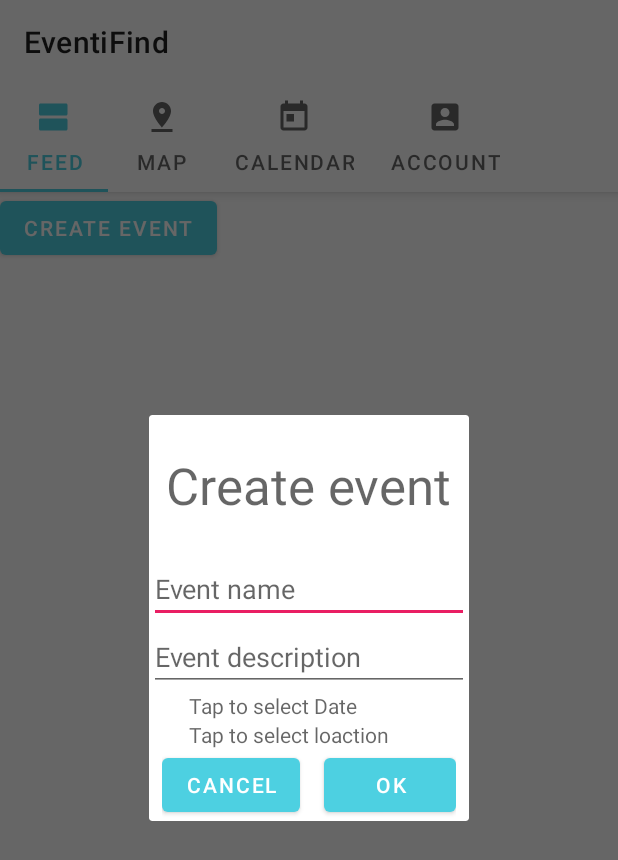
After one commit to BogdanDinescu/EventiFind, an Android app: the fragment EventDialog placed in its activity, on a phone screen of 412 x 824 dp. The commit adds this screen. Shown: the top 860 px of the screen. Run offline under Robolectric (Android 15) with nearby library versions, the light colour scheme and no system bars.

Commit message:
Database functional, added feature: creating event
Creating event cannot add location yet, its work in progress

```diff
--- a/app/build.gradle
+++ b/app/build.gradle
@@ -29,7 +29,9 @@ dependencies {
     androidTestImplementation 'androidx.test.ext:junit:1.1.0'
     androidTestImplementation 'androidx.test.espresso:espresso-core:3.1.1'
     implementation 'com.google.android.material:material:1.2.0-alpha03'
+    implementation 'com.google.firebase:firebase-database:19.2.1'
     implementation 'com.google.firebase:firebase-auth:19.2.0'
     implementation 'com.google.firebase:firebase-firestore:21.4.1'
     implementation 'com.google.android.gms:play-services-auth:17.0.0'
+    implementation 'com.google.android.gms:play-services-maps:17.0.0'
 }
--- a/app/src/main/AndroidManifest.xml
+++ b/app/src/main/AndroidManifest.xml
@@ -1,6 +1,10 @@
 <?xml version="1.0" encoding="utf-8"?>
 <manifest xmlns:android="http://schemas.android.com/apk/res/android"
     package="com.example.eventifind">
+
+    <uses-permission android:name="android.permission.INTERNET"/>
+    <uses-permission android:name="android.permission.ACCESS_FINE_LOCATION"/>
+    <uses-permission android:name="android.permission.ACCESS_COARSE_LOCATION"/>
 
     <application
         android:allowBackup="true"
@@ -9,6 +13,7 @@
         android:roundIcon="@mipmap/ic_launcher"
         android:supportsRtl="true"
         android:theme="@style/AppTheme">
+
         <activity android:name=".LoginActivity">
             <intent-filter>
                 <action android:name="android.intent.action.MAIN" />
--- /dev/null
+++ b/app/src/main/java/com/example/eventifind/EventDialog.java
@@ -0,0 +1,112 @@
+package com.example.eventifind;
+
+import android.app.DatePickerDialog;
+import android.app.Dialog;
+import android.os.Bundle;
+import android.view.LayoutInflater;
+import android.view.View;
+import android.view.ViewGroup;
+import android.widget.Button;
+import android.widget.DatePicker;
+import android.widget.EditText;
+import android.widget.TextView;
+import android.widget.Toast;
+
+import androidx.annotation.NonNull;
+import androidx.annotation.Nullable;
+import androidx.fragment.app.DialogFragment;
+
+import java.text.ParseException;
+import java.text.SimpleDateFormat;
+import java.util.Calendar;
+import java.util.Date;
+
+public class EventDialog extends DialogFragment {
+    private EditText textName;
+    private EditText textDescription;
+    protected static TextView textDate;
+    protected static TextView textLocatie;
+    private Button cancel;
+    private Button ok;
+
+    @Nullable
+    @Override
+    public View onCreateView(@NonNull LayoutInflater inflater, @Nullable ViewGroup container, @Nullable Bundle savedInstanceState) {
+        View v = inflater.inflate(R.layout.create_event,container,false);
+        return v;
+    }
+
+    @Override
+    public void onViewCreated(@NonNull View view, @Nullable Bundle savedInstanceState) {
+        super.onViewCreated(view, savedInstanceState);
+        textName =  view.findViewById(R.id.event_name);
+        textDescription = view.findViewById(R.id.description);
+        textDate = view.findViewById(R.id.date);
+        cancel = view.findViewById(R.id.cancel);
+        ok = view.findViewById(R.id.ok);
+        // Cancel
+        cancel.setOnClickListener(new View.OnClickListener() {
+            @Override
+            public void onClick(View v) {
+                dismiss();
+            }
+        });
+        // OK
+        ok.setOnClickListener(new View.OnClickListener() {
+            @Override
+            public void onClick(View v) {
+                String name = textName.getText().toString();
+                String description = textDescription.getText().toString();
+                Date date = null;
+                try {
+                    date = new SimpleDateFormat("dd/MM/yyyy").parse(textDate.getText().toString());
+                } catch (ParseException e) {
+                    e.printStackTrace();
+                }
+                // daca nu s-au introdus date atunci afiseaza un mesaj de eroare
+                if(name.isEmpty() || description.isEmpty()){
+                    showToast(getActivity().getResources().getString(R.string.Fields_empty));
+                    // altfel pune evenimentul in baza de date si afieaza un mesaj
+                }else {
+                    Database.createEvent(name,description,date);
+                    showToast(getActivity().getResources().getString(R.string.Event_created));
+                    EventDialog.this.getDialog().cancel();
+                }
+            }
+        });
+        textDate.setOnClickListener(new View.OnClickListener() {
+            @Override
+            public void onClick(View v) {
+                showDatePickerDialog(v);
+            }
+        });
+    }
+
+    public void showDatePickerDialog(View v) {
+        DialogFragment newFragment = new DatePickerFragment();
+        newFragment.show(getFragmentManager(), "datePicker");
+    }
+    // functia care afiseaza un mesaj
+    private void showToast(String message){
+        Toast toast = Toast.makeText(getContext(), message, Toast.LENGTH_SHORT);
+        toast.show();
+    }
+
+    public static class DatePickerFragment extends DialogFragment implements DatePickerDialog.OnDateSetListener {
+
+        @Override
+        public Dialog onCreateDialog(Bundle savedInstanceState) {
+            final Calendar c = Calendar.getInstance();
+            int day = c.get(Calendar.DAY_OF_MONTH);
+            int month = c.get(Calendar.MONTH);
+            int year = c.get(Calendar.YEAR);
+
+            return new DatePickerDialog(getActivity(),this,year,month,day);
+        }
+
+        public void onDateSet(DatePicker view, int year, int month, int day) {
+            textDate.setText(day + "/" + month + "/" + year);
+        }
+    }
+
+}
--- a/app/src/main/java/com/example/eventifind/FeedFragment.java
+++ b/app/src/main/java/com/example/eventifind/FeedFragment.java
@@ -4,13 +4,36 @@ import android.os.Bundle;
 import android.view.LayoutInflater;
 import android.view.View;
 import android.view.ViewGroup;
+import android.widget.Button;
 
+import androidx.annotation.NonNull;
+import androidx.annotation.Nullable;
+import androidx.fragment.app.DialogFragment;
 import androidx.fragment.app.Fragment;
 
 
 public class FeedFragment extends Fragment {
+    private Button creEvBtn;
+
     @Override
     public View onCreateView(LayoutInflater inflater, ViewGroup container,Bundle savedInstanceState) {
         return inflater.inflate(R.layout.fragment_feed, container, false);
     }
+
+    @Override
+    public void onViewCreated(@NonNull View view, @Nullable Bundle savedInstanceState) {
+        super.onViewCreated(view, savedInstanceState);
+        creEvBtn = view.findViewById(R.id.create_event);
+        creEvBtn.setOnClickListener(new View.OnClickListener() {
+            @Override
+            public void onClick(View view) {
+                showDialog();
+            }
+        });
+    }
+
+    public void showDialog(){
+        DialogFragment newFragment = new EventDialog();
+        newFragment.show(getFragmentManager(), "eventDialog");
+    }
 }
--- /dev/null
+++ b/app/src/main/res/layout/create_event.xml
@@ -0,0 +1,66 @@
+<?xml version="1.0" encoding="utf-8"?>
+<androidx.appcompat.widget.LinearLayoutCompat
+    xmlns:android="http://schemas.android.com/apk/res/android"
+    android:orientation="vertical"
+    android:layout_width="match_parent"
+    android:layout_height="match_parent"
+    android:gravity="center">
+
+    <TextView
+        android:id="@+id/event_title"
+        android:layout_width="wrap_content"
+        android:layout_height="wrap_content"
+        android:layout_marginTop="24dp"
+        android:text="@string/Create_event"
+        android:textAppearance="@style/TextAppearance.AppCompat.Display1" />
+
+    <EditText
+        android:id="@+id/event_name"
+        android:layout_width="wrap_content"
+        android:layout_height="wrap_content"
+        android:layout_marginTop="24dp"
+        android:ems="10"
+        android:hint="@string/Name_event"
+        android:inputType="textPersonName" />
+
+    <EditText
+        android:id="@+id/description"
+        android:layout_width="wrap_content"
+        android:layout_height="wrap_content"
+        android:ems="10"
+        android:hint="@string/Description"
+        android:inputType="textShortMessage" />
+
+    <TextView
+        android:id="@+id/date"
+        android:layout_width="wrap_content"
+        android:layout_height="wrap_content"
+        android:ems="10"
+        android:hint="@string/Date_select" />
+
+    <TextView
+        android:id="@+id/location"
+        android:layout_width="wrap_content"
+        android:layout_height="wrap_content"
+        android:ems="10"
+        android:hint="@string/Location_select" />
+
+    <androidx.appcompat.widget.LinearLayoutCompat
+        android:layout_width="wrap_content"
+        android:layout_height="wrap_content">
+        <Button
+            android:id="@+id/cancel"
+            android:layout_width="wrap_content"
+            android:layout_height="wrap_content"
+            android:text="@string/Cancel"
+            android:layout_marginRight="8dp" />
+
+        <Button
+            android:id="@+id/ok"
+            android:layout_width="wrap_content"
+            android:layout_height="wrap_content"
+            android:text="@string/OK"
+            android:layout_marginLeft="8dp" />
+    </androidx.appcompat.widget.LinearLayoutCompat>
+
+</androidx.appcompat.widget.LinearLayoutCompat>
--- a/app/src/main/res/layout/fragment_feed.xml
+++ b/app/src/main/res/layout/fragment_feed.xml
@@ -8,7 +8,12 @@
     <!-- Sterge textul placeholder mai tarziu -->
     <TextView
         android:layout_width="match_parent"
-        android:layout_height="match_parent"
-        android:text="Aici va fi feed-ul" />
+        android:layout_height="match_parent" />
+
+    <Button
+        android:id="@+id/create_event"
+        android:layout_width="wrap_content"
+        android:layout_height="wrap_content"
+        android:text="@string/Create_event" />
 
 </FrameLayout>
--- a/app/src/main/res/values/strings.xml
+++ b/app/src/main/res/values/strings.xml
@@ -5,7 +5,13 @@
     <string name="Calendar">Calendar</string>
     <string name="Account">Account</string>
     <string name="Log_out">Log out</string>
-
-    <!-- TODO: Remove or change this placeholder text -->
-    <string name="hello_blank_fragment">Hello blank fragment</string>
+    <string name="OK">OK</string>
+    <string name="Cancel">CANCEL</string>
+    <string name="Create_event">Create event</string>
+    <string name="Name_event">Event name</string>
+    <string name="Description">Event description</string>
+    <string name="Date_select">Tap to select Date</string>
+    <string name="Location_select">Tap to select loaction</string>
+    <string name="Fields_empty">Fields must not be empty</string>
+    <string name="Event_created">Event created</string>
 </resources>
```
Also changed, not shown: app/src/main/java/com/example/eventifind/Database.java (added, +99 -0 lines).
